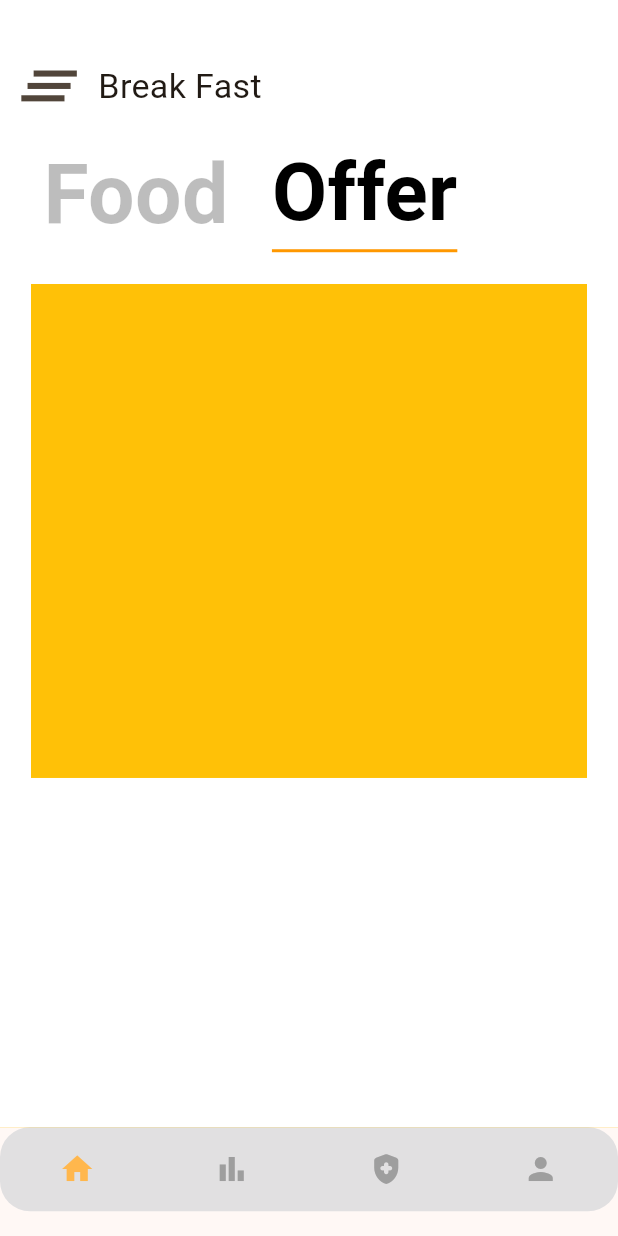
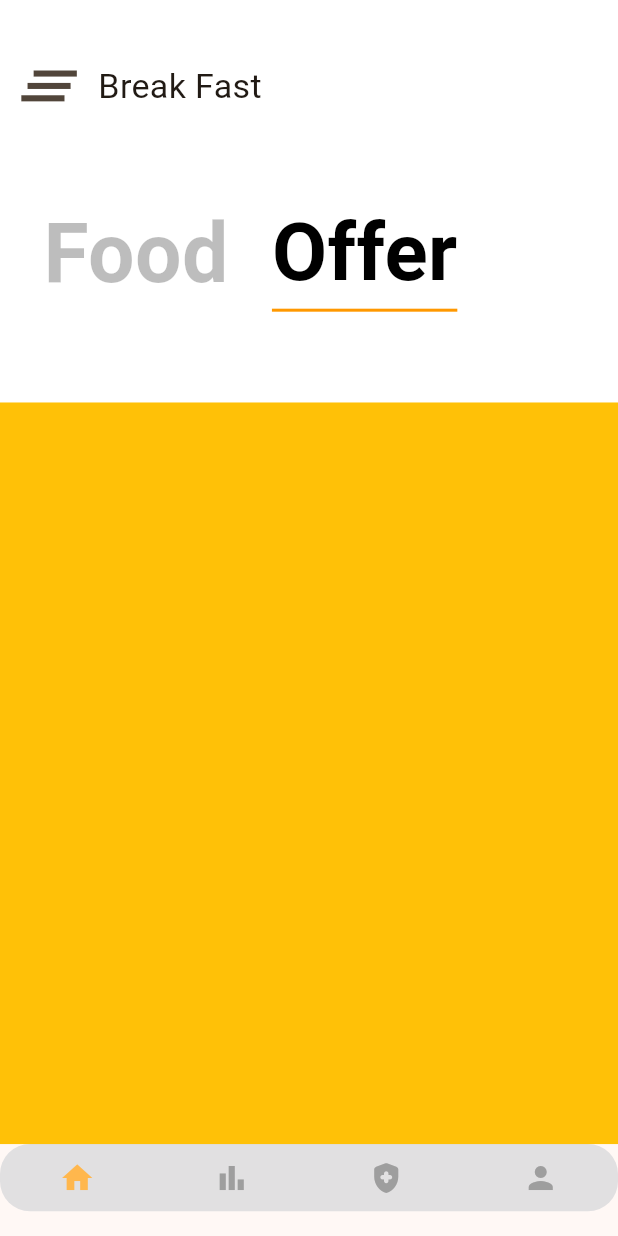
Before and after one commit to Danishgulg/food_app, a Flutter app: the DashboardPage screen opened directly, after a tap on "Offer", on a phone screen of 412 x 824 dp. Run offline on Flutter 3.47's test engine with Material 2 defaults, Android fonts, the phone set to English and light mode, and no system bars; our stand-ins replace animated_text_kit, bloc, cloud_firestore, connectivity_plus, firebase_core, firebase_storage and 4 more; accounts and stored records are empty; Roboto replaces fonts that are missing (Abel); statements that could not run were skipped.

Commit message:
working on the home page of the customer side

```diff
--- a/lib/main.dart
+++ b/lib/main.dart
@@ -57,7 +57,10 @@ class MyApp extends StatelessWidget {
 
         BlocProvider(
           create: (context) => FoodDataBloc(),
-        )
+        ),
+        BlocProvider(
+          create: (context) => HomeFoodTabBloc(),
+        ),
       ],
       child: ProviderScope(
         child: MaterialApp(
--- a/lib/model/firebase_food_helper.dart
+++ b/lib/model/firebase_food_helper.dart
@@ -14,6 +14,8 @@ class FirebaseFoodhelper {
 
   Future<List<FoodDataModel?>> getFoodData({required String foodName}) {
     List<FoodDataModel> foodList = [];
+
+    print(":::::::::::::;;;;;;;;;;;;;;;;;;;;");
 
     try {
       _dbInstance
--- a/lib/module/customer/dashbord/view/dashboard_page.dart
+++ b/lib/module/customer/dashbord/view/dashboard_page.dart
@@ -33,7 +33,7 @@ class _DashboardPageState extends State<DashboardPage> {
           padding: EdgeInsets.only(bottom: screenHeight * 0.02),
           child: Container(
             width: screenWidth * 0.8,
-            height: kBottomNavigationBarHeight,
+            height: kBottomNavigationBarHeight * 0.8,
             decoration: BoxDecoration(
                 borderRadius: BorderRadius.circular(20),
                 color: Color.fromARGB(32, 12, 53, 86)),
--- a/lib/module/customer/home/view/home_page.dart
+++ b/lib/module/customer/home/view/home_page.dart
@@ -1,6 +1,9 @@
 
 import 'package:flutter/cupertino.dart';
 import 'package:flutter/material.dart';
+import 'package:flutter_bloc/flutter_bloc.dart';
+import 'package:food_app/data/constants/firebase_firestore_constants.dart';
+import 'package:food_app/module/customer/home/bloc/food_data/food_data_bloc.dart';
 import 'package:food_app/module/customer/home/widgets/drawer.dart';
 import 'package:food_app/module/customer/home/widgets/top_homepage_widget.dart';
 
@@ -23,6 +26,9 @@ class _HomePageState extends State<HomePage>
 
   @override
   void initState() {
+
+    context.read<FoodDataBloc>().add(FetchFoodDataEvent(FirebaseFirestoreConstants.burgerFood));
+
     _homePageController = PageController();
     _searchTextEditingController = TextEditingController();
     _animationController = AnimationController(
--- a/lib/module/customer/home/widgets/home_appbar.dart
+++ b/lib/module/customer/home/widgets/home_appbar.dart
@@ -14,6 +14,7 @@ class HomeAppBar extends StatelessWidget {
 
     return Padding(
       padding: EdgeInsets.only(top: screenHeight * 0.03),
+      child: SizedBox(
         child: Row(
           children: [
             IconButton(
@@ -30,6 +31,7 @@ class HomeAppBar extends StatelessWidget {
             ),
           ],
         ),
+      ),
     );
   }
 }
--- a/lib/module/customer/home/widgets/home_page_view.dart
+++ b/lib/module/customer/home/widgets/home_page_view.dart
@@ -1,7 +1,9 @@
 import 'package:flutter/material.dart';
 import 'package:flutter_bloc/flutter_bloc.dart';
+import 'package:flutter_riverpod/flutter_riverpod.dart';
 import 'package:food_app/data/formats/character_input_format.dart';
 import 'package:food_app/module/customer/home/bloc/food_data/food_data_bloc.dart';
+import 'package:food_app/module/customer/home/bloc/food_tab/home_food_tab_bloc.dart';
 import 'package:google_fonts/google_fonts.dart';
 import 'package:shimmer/shimmer.dart';
 
@@ -15,11 +17,14 @@ class HomeCustomPageView extends StatelessWidget {
     final screenHeight = screenSize.height;
     final screenWidth = screenSize.width;
 
-    return SizedBox(
-      width: screenWidth * 0.9,
-      height: screenHeight * 0.4,
+    return Center(
+      child: SizedBox(
+        height: screenHeight * 0.6,
+        width: screenWidth,
         child: PageView(
           controller: pageController,
+          physics: const NeverScrollableScrollPhysics(),
+
           children: [
             Column(
               children: [FoodSidePage()],
@@ -31,6 +36,7 @@ class HomeCustomPageView extends StatelessWidget {
             )
           ],
         ),
+      ),
     );
   }
 }
@@ -40,7 +46,6 @@ class FoodSidePage extends StatelessWidget {
 
   @override
   Widget build(BuildContext context) {
-
     final screenSize = MediaQuery.of(context).size;
     final screenHeight = screenSize.height;
     final screenWidth = screenSize.width;
@@ -62,43 +67,28 @@ class FoodSidePage extends StatelessWidget {
 
         /// Food List
 
-        BlocBuilder<FoodDataBloc, FoodDataState>( builder: (context, state) {
-          if (state is FoodDataInitial) {
+        BlocBuilder<FoodDataBloc, FoodDataState>(builder: (context, state) {
+          if (state is FoodDataLoadedState) {
             return SizedBox(
-              height: screenHeight * 0.6,
+              width: screenWidth * 0.9,
+              height: screenHeight * 0.52,
+              child: ListView.builder(
+                itemCount: state.foodList.length,
+                itemBuilder: (context, index) => FoodContainer(
+                    text: state.foodList[index]?.name ?? 'Error',
+                    price: state.foodList[index]?.price ?? 'Errer'),
+              ),
+            );
+          } else {
+            return  SizedBox(
+              width: screenWidth * 0.9,
+              height: screenHeight * 0.52,
               child: ListView.builder(
                 itemCount: 5,
-                  itemBuilder: (context, index) {
-                    return const FoodLoadingContainer();
-                  }),
-            );
-          } else if (state is FoodDataLoadingState) {
-            return SizedBox(
-              height: screenHeight * 0.6,
-              child: ListView.builder(
-                  itemCount: 5,
-                  itemBuilder: (context, index) {
-                    return const FoodLoadingContainer();
-                  }),
-            );
-          } else if (state is FoodDataLoadedState) {
-            return SizedBox(
-              height: screenHeight * 0.6,
-              child: ListView.builder(
-                itemCount: state.foodList.length,
-                itemBuilder: (context, index) {
-                  return FoodContainer(
-                    text: state.foodList[index]?.name ?? "Error",
-                    price: state.foodList[index]?.price ?? "Error",
-                  );
-                },
+                itemBuilder: (context, index) => FoodLoadingContainer()
               ),
             );
-          } else if (state is FoodDataErrorState) {
-            return Text(state.errorMessage ?? "Error");
           }
-          return Container();
-
         })
       ],
     );
@@ -130,16 +120,18 @@ class FoodContainer extends StatelessWidget {
                   blurRadius: 5,
                   offset: const Offset(5, 10),
                   color: Colors.grey.shade300)
-            ]),
+            ], borderRadius: const BorderRadius.all(Radius.circular(20))),
             child: Column(
               children: [
+
+                SizedBox(height: screenHeight * 0.05),
                 /// text for food name
                 Text(
                   text,
                   style: TextStyle(
                       fontSize: screenWidth * 0.05,
                       color: Colors.black,
-                      fontFamily: GoogleFonts.abel().fontFamily),
+                      fontFamily: GoogleFonts.aDLaMDisplay().fontFamily),
                 ),
 
                 ///text for price
@@ -148,7 +140,7 @@ class FoodContainer extends StatelessWidget {
                   style: TextStyle(
                       fontSize: screenWidth * 0.05,
                       color: Colors.orange.shade900,
-                      fontFamily: GoogleFonts.abel().fontFamily),
+                      fontFamily: GoogleFonts.notoSansIndicSiyaqNumbers().fontFamily),
                 ),
               ],
             ),
@@ -157,7 +149,7 @@ class FoodContainer extends StatelessWidget {
             left: screenWidth * 0.5,
             child: SizedBox(
                 width: screenWidth * 0.4,
-                height: screenHeight * 0.25,
+                height: screenHeight * 0.3,
                 child: Image.asset('assets/images/pizza.png')),
           )
         ],
--- a/lib/module/customer/home/widgets/top_homepage_widget.dart
+++ b/lib/module/customer/home/widgets/top_homepage_widget.dart
@@ -35,6 +35,7 @@ class HomeTopPageWidget extends StatelessWidget {
               animationController.reverse();
             }
           },
+          child: SafeArea(
             child: Container(
               color: Colors.white,
               child: Column(
@@ -42,7 +43,9 @@ class HomeTopPageWidget extends StatelessWidget {
                   HomeAppBar(drawerAnimationController: animationController),
                   BlocBuilder<HomeFoodTabBloc, HomeFoodTabDataState>(
                     builder: (context, state) {
-                    return Row(
+                      return Expanded(
+                        flex: 2,
+                        child: Row(
                           children: [
                             CustomFoodTabs(
                               selected: state.foodSelected,
@@ -71,9 +74,12 @@ class HomeTopPageWidget extends StatelessWidget {
                               },
                             ),
                           ],
+                        ),
                       );
                     },
                   ),
+
+                  /// home page
                   HomeCustomPageView(
                     pageController: homePageController,
                   )
@@ -82,6 +88,7 @@ class HomeTopPageWidget extends StatelessWidget {
             ),
           ),
         ),
+      ),
     );
   }
 }
--- a/lib/navigation/app_navigation.dart
+++ b/lib/navigation/app_navigation.dart
@@ -28,7 +28,11 @@ Route<dynamic>? generateRoute(RouteSettings routeSettings) {
         return const DashboardPage();
       });
     case HomePage.pageName:
-      return CupertinoPageRoute(builder: (context) => const HomePage());
+      return CupertinoPageRoute( builder: (context){
+        context.read<FoodDataBloc>().add(
+            const FetchFoodDataEvent(FirebaseFirestoreConstants.burgerFood));
+        return const HomePage();
+      });
 
     case SignInPage.pageName:
       return CupertinoPageRoute(builder: (context) => const SignInPage());
```
Also changed, not shown: lib/module/customer/home/bloc/food_data/food_data_bloc.dart (+6 -4 lines). Lines whose indentation alone changed are shown as unchanged.
